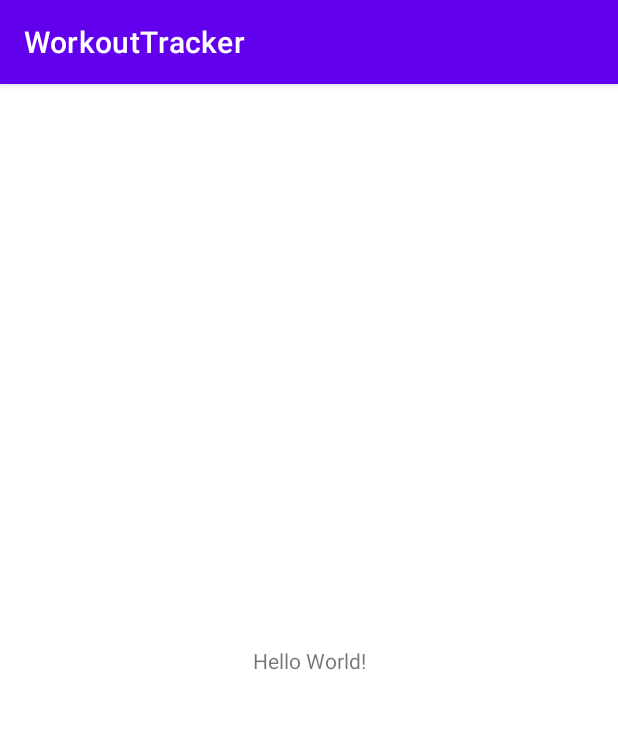
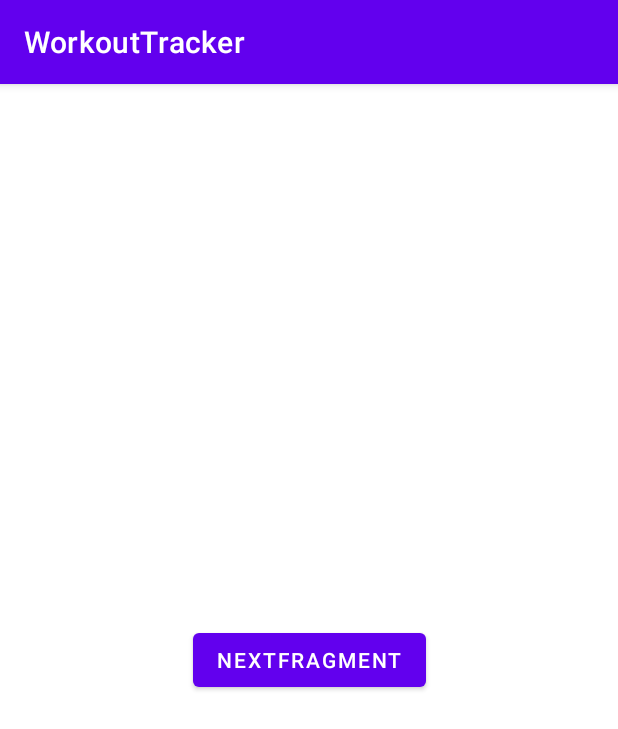
Before and after one commit to Marmalaade/WorkoutTracker, an Android app: the screen it shows after launch (MainActivity), on a phone screen of 412 x 824 dp. Shown: the top 729 px of the screen. Run offline under Robolectric (Android 15) with nearby library versions, the phone set to English and light mode, and no system bars.

Commit message:
feat: add navigation & viewBinding

```diff
--- /dev/null
+++ b/app/src/main/java/com/example/workouttracker/workouttracker/WorkoutTrackerFragment.kt
@@ -0,0 +1,32 @@
+package com.example.workouttracker.workouttracker
+
+import android.os.Bundle
+import androidx.fragment.app.Fragment
+import android.view.LayoutInflater
+import android.view.View
+import android.view.ViewGroup
+import androidx.navigation.findNavController
+import com.example.workouttracker.R
+import com.example.workouttracker.databinding.FragmentWorkoutTrackerBinding
+
+
+class WorkoutTrackerFragment : Fragment() {
+
+    private lateinit var binding: FragmentWorkoutTrackerBinding
+
+    override fun onCreateView(
+        inflater: LayoutInflater, container: ViewGroup?,
+        savedInstanceState: Bundle?
+    ): View? {
+
+        binding = FragmentWorkoutTrackerBinding.inflate(inflater, container, false)
+        binding.nextbutton.setOnClickListener {
+            requireView().findNavController()
+                .navigate(WorkoutTrackerFragmentDirections.actionWorkoutTrackerFragmentToQualityControlFragment())
+        }
+
+        return binding.root
+    }
+
+
+}
--- a/app/src/main/res/layout/activity_main.xml
+++ b/app/src/main/res/layout/activity_main.xml
@@ -1,18 +1,13 @@
 <?xml version="1.0" encoding="utf-8"?>
-<androidx.constraintlayout.widget.ConstraintLayout xmlns:android="http://schemas.android.com/apk/res/android"
-    xmlns:app="http://schemas.android.com/apk/res-auto"
-    xmlns:tools="http://schemas.android.com/tools"
-    android:layout_width="match_parent"
-    android:layout_height="match_parent"
-    tools:context=".MainActivity">
+<merge xmlns:android="http://schemas.android.com/apk/res/android"
+    xmlns:app="http://schemas.android.com/apk/res-auto">
 
-    <TextView
-        android:layout_width="wrap_content"
-        android:layout_height="wrap_content"
-        android:text="Hello World!"
-        app:layout_constraintBottom_toBottomOf="parent"
-        app:layout_constraintLeft_toLeftOf="parent"
-        app:layout_constraintRight_toRightOf="parent"
-        app:layout_constraintTop_toTopOf="parent" />
+    <androidx.fragment.app.FragmentContainerView
+        android:id="@+id/nav_host_fragment"
+        android:name="androidx.navigation.fragment.NavHostFragment"
+        android:layout_width="match_parent"
+        android:layout_height="match_parent"
+        app:defaultNavHost="true"
+        app:navGraph="@navigation/main_navigation" />
 
-</androidx.constraintlayout.widget.ConstraintLayout>
+</merge>
--- /dev/null
+++ b/app/src/main/res/layout/fragment_workout_tracker.xml
@@ -0,0 +1,19 @@
+<?xml version="1.0" encoding="utf-8"?>
+<androidx.constraintlayout.widget.ConstraintLayout xmlns:android="http://schemas.android.com/apk/res/android"
+    xmlns:app="http://schemas.android.com/apk/res-auto"
+    xmlns:tools="http://schemas.android.com/tools"
+    android:layout_width="match_parent"
+    android:layout_height="match_parent"
+    tools:context=".workouttracker.WorkoutTrackerFragment">
+
+    <Button
+        android:id="@+id/nextbutton"
+        android:layout_width="wrap_content"
+        android:layout_height="wrap_content"
+        android:text="NextFragment"
+        app:layout_constraintBottom_toBottomOf="parent"
+        app:layout_constraintEnd_toEndOf="parent"
+        app:layout_constraintStart_toStartOf="parent"
+        app:layout_constraintTop_toTopOf="parent" />
+
+</androidx.constraintlayout.widget.ConstraintLayout>
--- /dev/null
+++ b/app/src/main/res/navigation/main_navigation.xml
@@ -0,0 +1,26 @@
+<?xml version="1.0" encoding="utf-8"?>
+<navigation xmlns:android="http://schemas.android.com/apk/res/android"
+    xmlns:app="http://schemas.android.com/apk/res-auto"
+    xmlns:tools="http://schemas.android.com/tools"
+    android:id="@+id/main_navigation"
+    app:startDestination="@id/workoutTrackerFragment">
+
+    <fragment
+        android:id="@+id/workoutTrackerFragment"
+        android:name="com.example.workouttracker.workouttracker.WorkoutTrackerFragment"
+        android:label="fragment_workout_tracker"
+        tools:layout="@layout/fragment_workout_tracker" >
+        <action
+            android:id="@+id/action_workoutTrackerFragment_to_qualityControlFragment"
+            app:destination="@id/qualityControlFragment" />
+    </fragment>
+    <fragment
+        android:id="@+id/qualityControlFragment"
+        android:name="com.example.workouttracker.qualitycontrol.QualityControlFragment"
+        android:label="fragment_quality_control"
+        tools:layout="@layout/fragment_quality_control" >
+        <action
+            android:id="@+id/action_qualityControlFragment_to_workoutTrackerFragment"
+            app:destination="@id/workoutTrackerFragment" />
+    </fragment>
+</navigation>
--- a/app/src/main/res/values/strings.xml
+++ b/app/src/main/res/values/strings.xml
@@ -1,3 +1,5 @@
 <resources>
     <string name="app_name">WorkoutTracker</string>
+    <!-- TODO: Remove or change this placeholder text -->
+    <string name="hello_blank_fragment">Hello blank fragment</string>
 </resources>
--- a/build.gradle
+++ b/build.gradle
@@ -7,7 +7,7 @@ buildscript {
     dependencies {
         classpath "com.android.tools.build:gradle:7.0.2"
         classpath "org.jetbrains.kotlin:kotlin-gradle-plugin:1.5.20"
-
+        classpath("androidx.navigation:navigation-safe-args-gradle-plugin:2.4.0")
         // NOTE: Do not place your application dependencies here; they belong
         // in the individual module build.gradle files
     }
```
Also changed, not shown: app/build.gradle (+37 -6 lines), app/src/main/java/com/example/workouttracker/qualitycontrol/QualityControlFragment.kt (added, +29 -0 lines), app/src/main/res/layout/fragment_quality_control.xml (added, +18 -0 lines).
